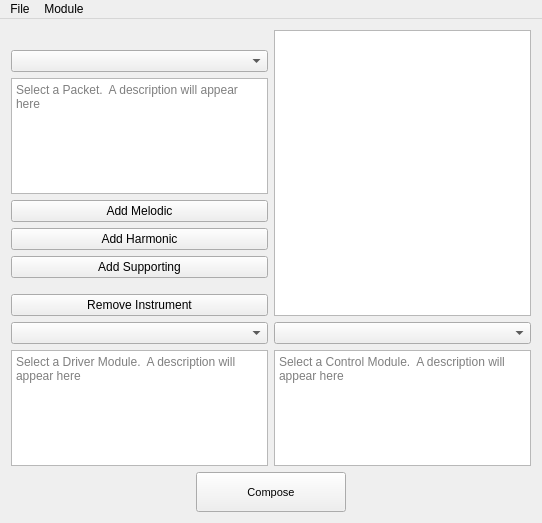
First picture: the form in mainwindow.ui, repository annastropha/FuseMuse, before the edit.
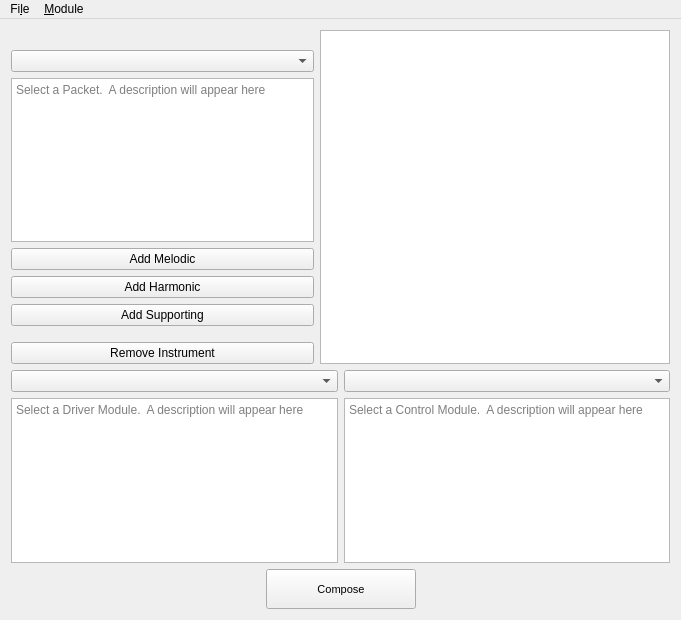
Second picture: the form after the edit. Icons and pictures are not drawn.

Commit message: Added lib for unix builds and enforced better spacing in UI

Patch:
```diff
--- a/mainwindow.ui
+++ b/mainwindow.ui
@@ -6,8 +6,8 @@
    <rect>
     <x>0</x>
     <y>0</y>
-    <width>542</width>
-    <height>523</height>
+    <width>681</width>
+    <height>620</height>
    </rect>
   </property>
   <property name="windowTitle">
@@ -94,6 +94,18 @@
       </item>
       <item>
        <widget class="QTreeWidget" name="compositionTree">
+        <property name="sizePolicy">
+         <sizepolicy hsizetype="MinimumExpanding" vsizetype="Expanding">
+          <horstretch>0</horstretch>
+          <verstretch>0</verstretch>
+         </sizepolicy>
+        </property>
+        <property name="minimumSize">
+         <size>
+          <width>350</width>
+          <height>0</height>
+         </size>
+        </property>
         <attribute name="headerVisible">
          <bool>false</bool>
         </attribute>
@@ -202,20 +214,20 @@
     <rect>
      <x>0</x>
      <y>0</y>
-     <width>542</width>
-     <height>21</height>
+     <width>681</width>
+     <height>30</height>
     </rect>
    </property>
    <widget class="QMenu" name="menuFile">
     <property name="title">
-     <string>File</string>
+     <string>Fi&amp;le</string>
     </property>
     <addaction name="actionClear_Instrument_Hierarchy"/>
     <addaction name="actionExit"/>
    </widget>
    <widget class="QMenu" name="menuModule">
     <property name="title">
-     <string>Module</string>
+     <string>&amp;Module</string>
     </property>
     <widget class="QMenu" name="menuLoad">
      <property name="title">
```
Left out of the diff: 20 changed lines with no effect on the pictures. The commit also changes 1 other file.
